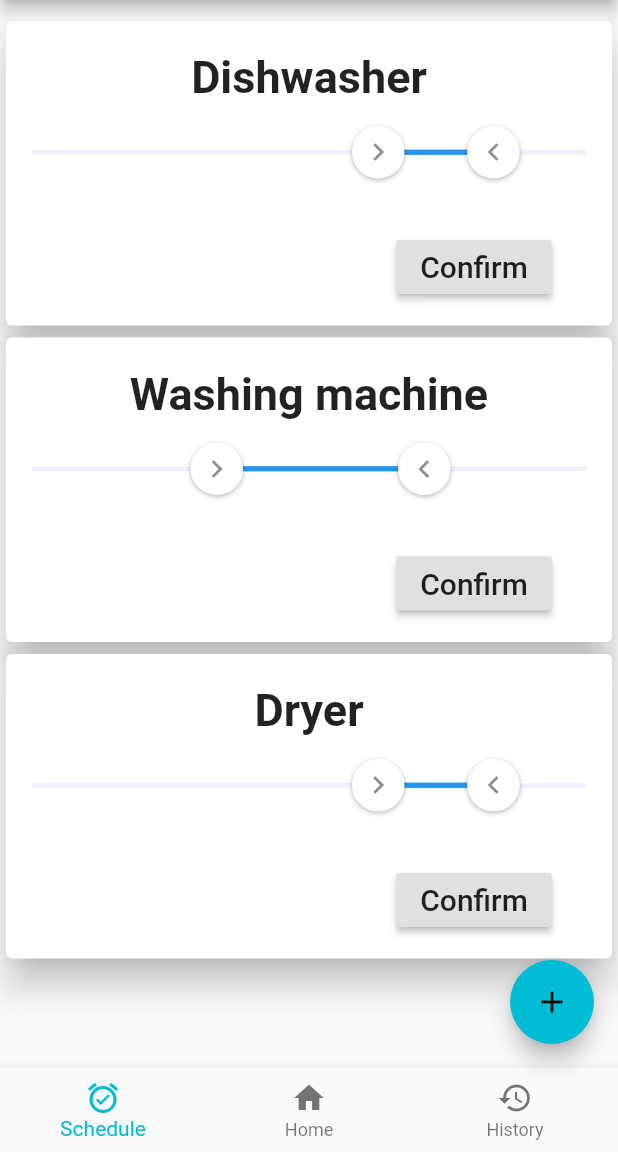
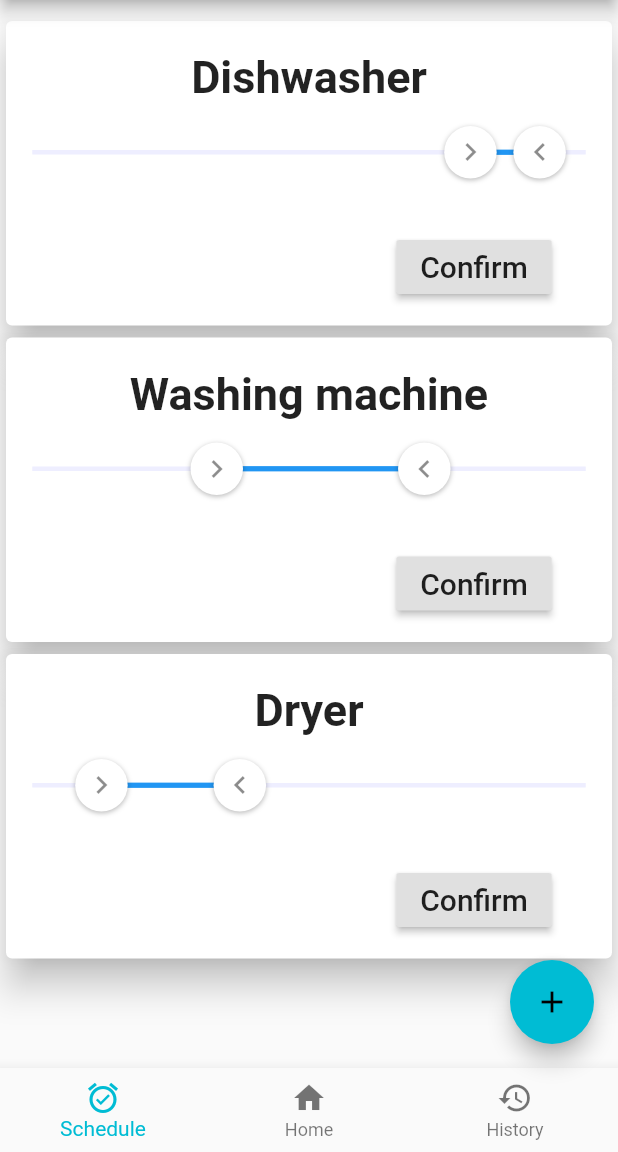
Before and after one commit to LukasPoque/mission_zero, a Flutter app: the screen it shows after launch, on a phone screen of 412 x 824 dp, the part 84-1236 px from its top. Run offline on Flutter 3.47's test engine with Material 2 defaults, Android fonts, the phone set to English and light mode, and no system bars; drawn by our look-alikes of flutter_xlider; our stand-ins replace csv, flutter_svg; missing offline and left inert: fl_animated_linechart, flutter_circular_chart.

Commit message:
finale state

```diff
--- a/lib/custom_dialog.dart
+++ b/lib/custom_dialog.dart
@@ -70,7 +70,7 @@ class CustomDialog extends StatelessWidget {
               SizedBox(height: 10,),
               Text("possible money save: 0.013€"),
               Text("possible CO2 save: 2.3kg"),
-              Text("renewable energy: 58%"),
+              Text("renewable energy: 53%"),
               SizedBox(height: 24.0),
               Align(
                 alignment: Alignment.bottomRight,
--- a/lib/home_page.dart
+++ b/lib/home_page.dart
@@ -235,13 +235,13 @@ class ScheduleTimeline extends StatelessWidget {
                       margin: const EdgeInsets.only(right: 15),
                       child: Icon(Icons.access_time)),
                   Container(
-                      margin: const EdgeInsets.only(right: 78),
+                      margin: const EdgeInsets.only(right: 85),
                       child: Text(
-                        "11:50am",
+                        "8:40pm",
                         style: TextStyle(fontSize: 24),
                       )),
                   Text(
-                    "Washing machine",
+                    "Dishwasher",
                     style: TextStyle(fontSize: 24),
                   ),
                 ],
--- a/lib/schedule_page.dart
+++ b/lib/schedule_page.dart
@@ -15,9 +15,9 @@ class SchedulePage extends StatelessWidget {
         margin: const EdgeInsets.only(top: 10),
         child: Column(
           children: <Widget>[
-            ListItem("Dishwasher", 15, 20),
+            ListItem("Dishwasher", 19, 22),
             ListItem("Washing machine", 8, 17),
-            ListItem("Dryer", 15, 20)
+            ListItem("Dryer", 3, 9)
           ],
         ));
   }
```
